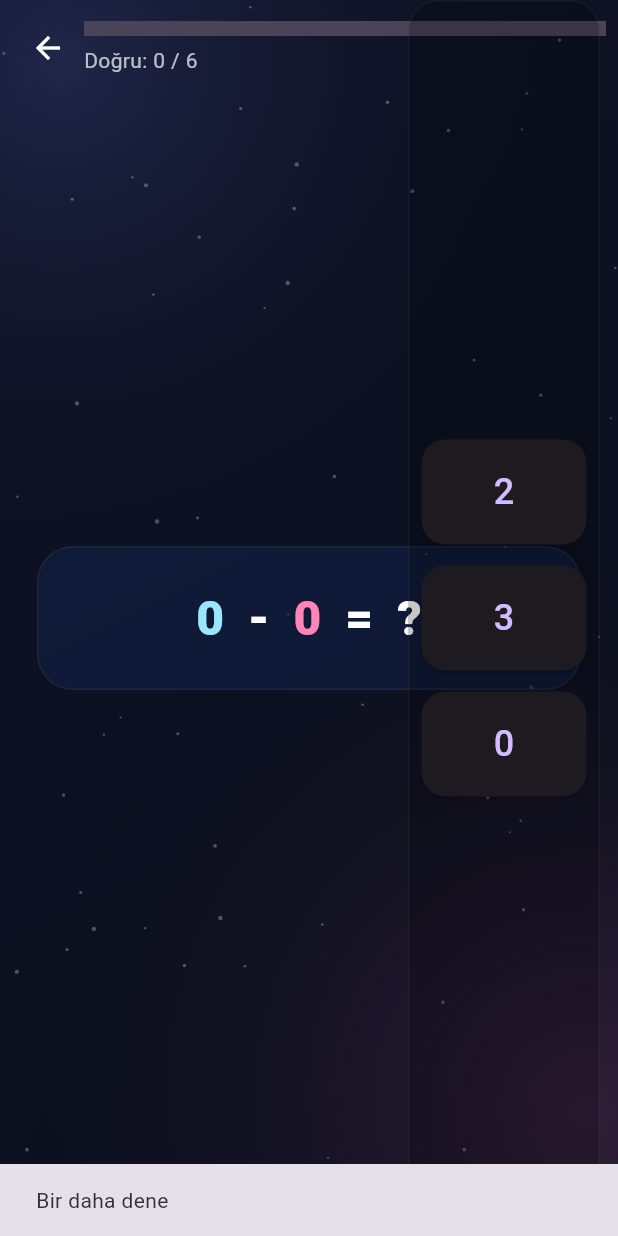
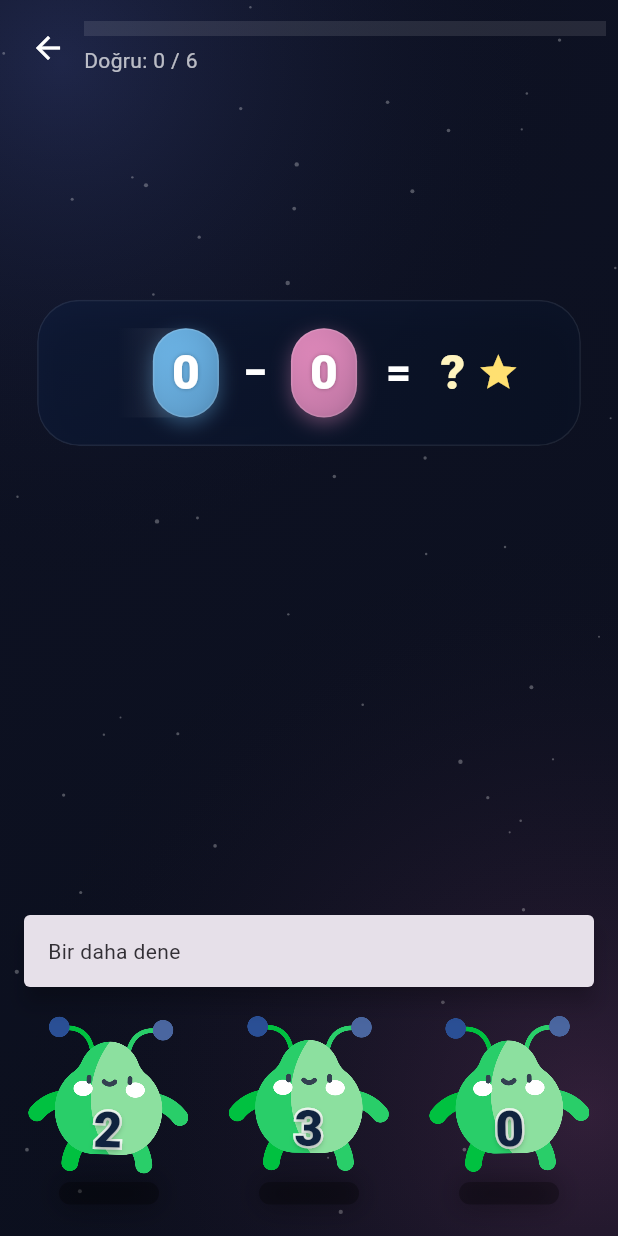
Before and after one commit to motivolog/galaxy-game, a Flutter app: the SubtractionLevelPage screen opened directly with empty values, after a tap on an icon or button, on a phone screen of 412 x 824 dp. Run offline on Flutter 3.47's test engine with Material 3 defaults, Android fonts, the phone set to English and light mode, and no system bars; our stand-ins replace audioplayers, flutter_tts, lottie, shared_preferences; missing offline and left inert: flame, flame_lottie; accounts and stored records are empty.

Commit message:
kod yapısı güncellendi.

```diff
--- a/lib/screens/math_planet/level2_subtraction/subtraction_page.dart
+++ b/lib/screens/math_planet/level2_subtraction/subtraction_page.dart
@@ -1,8 +1,12 @@
 import 'dart:math';
 import 'package:flutter/material.dart';
+import 'package:flutter/services.dart';
 import 'package:shared_preferences/shared_preferences.dart';
 
 import 'space_background.dart';
+import 'subtraction_question.dart';
+import 'operation_panel.dart';
+import 'monster_choice.dart';
 
 class SubtractionLevelPage extends StatefulWidget {
   const SubtractionLevelPage({
@@ -20,44 +24,85 @@ class SubtractionLevelPage extends StatefulWidget {
   State<SubtractionLevelPage> createState() => _SubtractionLevelPageState();
 }
 
-class _SubtractionLevelPageState extends State<SubtractionLevelPage> {
+class _SubtractionLevelPageState extends State<SubtractionLevelPage>
+    with TickerProviderStateMixin {
   final Random _random = Random();
-  late _SubtractionQuestion question;
+  late SubtractionQuestion question;
   int correct = 0;
   bool lockingUi = false;
+
   bool pulseHint = false;
+  int? shakeIndex;
+  int? popIndex;
+
+  AnimationController? _qmPulseCtrl;
+  AnimationController? _rewardCtrl;
+
+  void _ensureControllers() {
+    _qmPulseCtrl ??= AnimationController(
+      vsync: this, duration: const Duration(milliseconds: 900),
+    )..repeat(reverse: true);
+
+    _rewardCtrl ??= AnimationController(
+      vsync: this, duration: const Duration(milliseconds: 320),
+    );
+  }
 
   @override
   void initState() {
     super.initState();
-    question = _SubtractionQuestion.generate(_random, widget.maxA, widget.maxB);
+    question = SubtractionQuestion.generate(_random, widget.maxA, widget.maxB);
+    _ensureControllers();
   }
 
-  Future<void> _onPick(int value) async {
+  @override
+  void dispose() {
+    _qmPulseCtrl?.dispose();
+    _rewardCtrl?.dispose();
+    super.dispose();
+  }
+
+  Future<void> _onPickAt(int index) async {
     if (lockingUi) return;
+    final value = question.options[index];
     final isRight = value == question.answer;
 
     if (isRight) {
-      setState(() { lockingUi = true; correct++; });
-      await Future.delayed(const Duration(milliseconds: 500));
+      setState(() {
+        lockingUi = true;
+        popIndex = index;
+        correct++;
+      });
+      _rewardCtrl!.forward(from: 0);
+      await Future.delayed(const Duration(milliseconds: 320));
 
+      if (!mounted) return;
       if (correct >= widget.targetCorrect) {
         await _completeLevel();
         return;
       }
-
       setState(() {
-        question = _SubtractionQuestion.generate(_random, widget.maxA, widget.maxB);
+        question = SubtractionQuestion.generate(_random, widget.maxA, widget.maxB);
         lockingUi = false;
+        popIndex = null;
       });
     } else {
-      setState(() => pulseHint = true);
-      await Future.delayed(const Duration(milliseconds: 350));
-      if (mounted) setState(() => pulseHint = false);
-      if (mounted) {
-        ScaffoldMessenger.of(context)
-            .showSnackBar(const SnackBar(content: Text('Bir daha dene ')));
-      }
+      HapticFeedback.lightImpact();
+      setState(() { pulseHint = true; shakeIndex = index; });
+      await Future.delayed(const Duration(milliseconds: 260));
+      if (!mounted) return;
+      setState(() { pulseHint = false; shakeIndex = null; });
+
+      final size = MediaQuery.of(context).size;
+      final isTablet = size.shortestSide >= 600;
+      final panelH = isTablet ? 180.0 : 150.0;
+      ScaffoldMessenger.of(context).showSnackBar(
+        SnackBar(
+          content: const Text('Bir daha dene'),
+          behavior: SnackBarBehavior.floating,
+          margin: EdgeInsets.only(bottom: panelH + 16, left: 16, right: 16),
+        ),
+      );
     }
   }
 
@@ -81,10 +126,14 @@ class _SubtractionLevelPageState extends State<SubtractionLevelPage> {
 
   @override
   Widget build(BuildContext context) {
+    _ensureControllers();
+
     final size = MediaQuery.of(context).size;
-    final shortest = size.shortestSide;
-    final isTablet = shortest >= 600;
-    final titleFs = isTablet ? 44.0 : (size.width < 600 ? 32.0 : 36.0);
+    final isTablet = size.shortestSide >= 600;
+
+    final double panelH = isTablet ? 180 : 150;
+    final double gap = isTablet ? 16 : 12;
+    final double bottomPad = 18;
 
     return Scaffold(
       body: SafeArea(
@@ -92,7 +141,7 @@ class _SubtractionLevelPageState extends State<SubtractionLevelPage> {
           children: [
             const SpaceBackground(),
 
-            // Üst bar
+            // üst bar
             Positioned(
               top: 8, left: 8, right: 8,
               child: Row(
@@ -108,14 +157,13 @@ class _SubtractionLevelPageState extends State<SubtractionLevelPage> {
                         LinearProgressIndicator(
                           value: correct / widget.targetCorrect,
                           minHeight: isTablet ? 14 : 10,
+                          backgroundColor: Colors.white10,
+                          valueColor: const AlwaysStoppedAnimation(Color(0xFF66E0FF)),
                         ),
                         const SizedBox(height: 6),
                         Text(
                           'Doğru: $correct / ${widget.targetCorrect}',
-                          style: TextStyle(
-                            color: Colors.white70,
-                            fontSize: isTablet ? 18 : 14,
-                          ),
+                          style: TextStyle(color: Colors.white70, fontSize: isTablet ? 18 : 14),
                         ),
                       ],
                     ),
@@ -125,84 +173,40 @@ class _SubtractionLevelPageState extends State<SubtractionLevelPage> {
             ),
 
             Align(
-              alignment: Alignment.center,
-              child: Container(
-                width: size.width * (isTablet ? 0.8 : 0.88),
-                padding: EdgeInsets.all(isTablet ? 20 : 16),
-                decoration: BoxDecoration(
-                  color: const Color(0xFF0E2148).withOpacity(0.55),
-                  borderRadius: BorderRadius.circular(24),
-                  border: Border.all(color: Colors.white.withOpacity(0.06)),
-                ),
-                child: Column(
-                  mainAxisSize: MainAxisSize.min,
-                  children: [
-                    Padding(
-                      padding: const EdgeInsets.symmetric(vertical: 12),
-                      child: FittedBox(
-                        fit: BoxFit.scaleDown,
-                        child: RichText(
-                          text: TextSpan(
-                            style: TextStyle(
-                              fontSize: titleFs,
-                              fontWeight: FontWeight.w800,
-                            ),
-                            children: [
-                              TextSpan(text: '${question.a}', style: const TextStyle(color: Color(0xFF9AE6FF))),
-                              const TextSpan(text: '  -  ', style: TextStyle(color: Colors.white)),
-                              TextSpan(text: '${question.b}', style: const TextStyle(color: Color(0xFFFF84B8))),
-                              const TextSpan(text: '  =  ?', style: TextStyle(color: Colors.white)),
-                            ],
-                          ),
-                        ),
-                      ),
-                    ),
-                  ],
-                ),
+              alignment: const Alignment(0, -0.45),
+              child: OperationPanel(
+                a: question.a,
+                b: question.b,
+                qmPulse: CurvedAnimation(parent: _qmPulseCtrl!, curve: Curves.easeInOut),
+                reward: _rewardCtrl!,
+                isTablet: isTablet,
+                pulseHint: pulseHint,
               ),
             ),
 
             Positioned(
-              right: 12, top: 0, bottom: 0,
-              child: SafeArea(
-                child: LayoutBuilder(
-                  builder: (_, cons) {
-                    final colH = cons.maxHeight;
-                    final btnH = isTablet ? 88.0 : (colH < 260 ? 56.0 : 70.0);
-                    final btnW = isTablet ? 130.0 : (colH < 260 ? 96.0 : 110.0);
-                    final spacing = isTablet ? 16.0 : (colH < 260 ? 8.0 : 14.0);
-                    final fs = isTablet ? 28.0 : (colH < 260 ? 20.0 : 24.0);
-
-                    return Container(
-                      padding: const EdgeInsets.all(8),
-                      decoration: BoxDecoration(
-                        color: Colors.black.withOpacity(0.22),
-                        borderRadius: BorderRadius.circular(20),
-                        border: Border.all(color: Colors.white.withOpacity(0.05)),
+              left: 12, right: 12, bottom: bottomPad,
+              child: SizedBox(
+                height: panelH,
+                child: Row(
+                  children: [
+                    for (int i = 0; i < question.options.length; i++) ...[
+                      Expanded(
+                        child: MonsterChoice(
+                          label: '${question.options[i]}',
+                          palette: _paletteFor(i),
+                          shaking: shakeIndex == i,
+                          popping:  popIndex == i,
+                          glowing:  popIndex == i,
+                          phase: i * 0.9,
+                          onTap: lockingUi ? null : () => _onPickAt(i),
+                          fontSize: isTablet ? 22.0 : 18.0,
+                          height: panelH,
+                        ),
                       ),
-                      child: Column(
-                        mainAxisAlignment: MainAxisAlignment.center,
-                        children: [
-                          for (int idx = 0; idx < question.options.length; idx++) ...[
-                            SizedBox(
-                              width: btnW,
-                              height: btnH,
-                              child: ElevatedButton(
-                                onPressed: lockingUi ? null : () => _onPick(question.options[idx]),
-                                style: ElevatedButton.styleFrom(
-                                  shape: RoundedRectangleBorder(
-                                    borderRadius: BorderRadius.circular(16),
-                                  ),
-                                ),
-                                child: Text('${question.options[idx]}', style: TextStyle(fontSize: fs)),
-                              ),
-                            ),
-                            if (idx != question.options.length - 1) SizedBox(height: spacing),
-                          ],
-                        ],
-                      ),
-                    );
-                  },
+                      if (i != question.options.length - 1) SizedBox(width: gap),
+                    ],
+                  ],
                 ),
               ),
             ),
@@ -211,27 +215,12 @@ class _SubtractionLevelPageState extends State<SubtractionLevelPage> {
       ),
     );
   }
-}
 
-class _SubtractionQuestion {
-  final int a, b, answer;
-  final List<int> options;
-  _SubtractionQuestion(this.a, this.b, this.answer, this.options);
-
-  static _SubtractionQuestion generate(Random rnd, int maxA, int maxB) {
-    int a = rnd.nextInt(maxA + 1);
-    int b = rnd.nextInt(maxB + 1);
-    if (b > a) { final t = a; a = b; b = t; }
-    final ans = a - b;
-
-    final set = <int>{ans};
-    final span = max(3, (ans.abs() * 0.15).round());
-    int jitter() => rnd.nextInt(span * 2 + 1) - span;
-    while (set.length < 3) {
-      final d = ans + jitter();
-      if (d >= 0) set.add(d);
+  List<Color> _paletteFor(int i) {
+    switch (i % 3) {
+      case 0: return const [Color(0xFF6FD36B), Color(0xFF2A9D4A)];
+      case 1: return const [Color(0xFFB57BE3), Color(0xFF6C3FB4)];
+      default: return const [Color(0xFF5CE1E6), Color(0xFF2A9DA6)];
     }
-    final opts = set.toList()..shuffle(rnd);
-    return _SubtractionQuestion(a, b, ans, opts);
   }
 }
```
